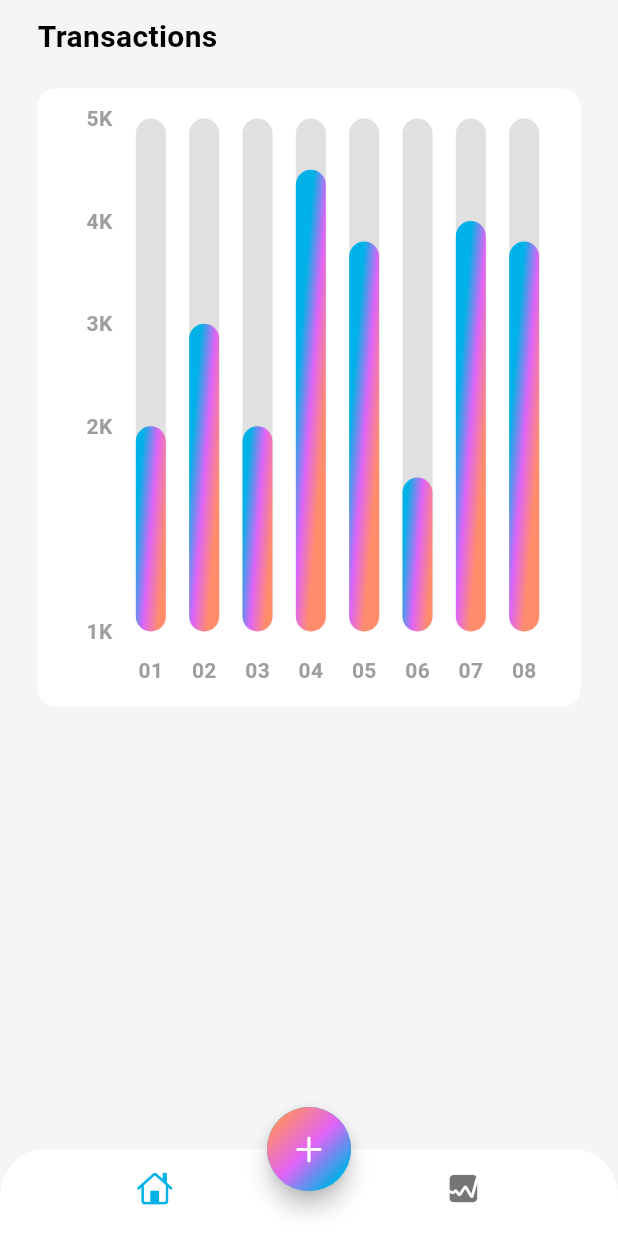
After one commit to W-Nyaguthii/namer-app, a Flutter app: the screen it shows after launch, item 2 of the bottom bar chosen, on a phone screen of 412 x 824 dp. The commit adds this screen. Run offline on Flutter 3.47's test engine with Material 3 defaults, Android fonts, the phone set to English and light mode, and no system bars; drawn by our look-alikes of fl_chart; our stand-ins replace font_awesome_flutter.

Commit message:
Added the transaction screen

```diff
--- a/lib/screens/home/views/home_screen.dart
+++ b/lib/screens/home/views/home_screen.dart
@@ -1,20 +1,34 @@
 import 'dart:math';
 import 'package:flutter/material.dart';
 import 'package:flutter/cupertino.dart';
+import 'package:namer_app/screens/stats/stats.dart';
 import 'main_screen.dart';
 
-class HomeScreen extends StatelessWidget {
+class HomeScreen extends StatefulWidget {
   const HomeScreen({super.key});
+
+  @override
+  State<HomeScreen> createState() => _HomeScreenState();
+}
+
+class _HomeScreenState extends State<HomeScreen> {
+  int index = 0;
+//late Color selectedItem = Colors.blue;
+  //Color unselectedItem = Colors.grey;
 
   @override
   Widget build(BuildContext context) {
     return Scaffold(
-      //appBar: AppBar(),
         bottomNavigationBar: ClipRRect(
           borderRadius: const BorderRadius.vertical(
             top: Radius.circular(30),
           ),
           child: BottomNavigationBar(
+            onTap: (value) {
+              setState(() {
+                index = value;
+              });
+            },
             backgroundColor: Colors.white,
             showSelectedLabels: false,
             showUnselectedLabels: false,
@@ -22,10 +36,12 @@ class HomeScreen extends StatelessWidget {
             items: const [
               BottomNavigationBarItem(
                 icon: Icon(CupertinoIcons.home),
+                //  color: index == 0 ? selectedItem : unselectedItem),
                 label: 'Home',
               ),
               BottomNavigationBarItem(
                 icon: Icon(CupertinoIcons.graph_square_fill),
+                //  color: index == 1 ? selectedItem : unselectedItem),
                 label: 'Stats',
               ),
             ],
@@ -54,7 +70,6 @@ class HomeScreen extends StatelessWidget {
             ),
           ),
         ),
-      body: const MainScreen(), // <-- Fixed: Added parentheses and semicolon
-    );
+        body: index == 0 ? MainScreen() : StatScreen());
   }
 }
--- /dev/null
+++ b/lib/screens/stats/chart.dart
@@ -0,0 +1,158 @@
+import 'dart:math';
+import 'package:fl_chart/fl_chart.dart';
+import 'package:flutter/material.dart';
+
+class MyChart extends StatefulWidget {
+  const MyChart({super.key});
+
+  @override
+  State<MyChart> createState() => _MyChartState();
+}
+
+class _MyChartState extends State<MyChart> {
+  @override
+  Widget build(BuildContext context) {
+    return BarChart(
+      mainBarData(),
+    );
+  }
+
+  BarChartGroupData makeGroupData(int x, double y) {
+    return BarChartGroupData(x: x, barRods: [
+      BarChartRodData(
+          toY: y,
+          gradient: LinearGradient(
+            colors: [
+              Theme.of(context).colorScheme.primary,
+              Theme.of(context).colorScheme.secondary,
+              Theme.of(context).colorScheme.tertiary,
+            ],
+            transform: const GradientRotation(pi / 40),
+          ),
+          width: 20,
+          backDrawRodData: BackgroundBarChartRodData(
+              show: true, toY: 5, color: Colors.grey.shade300))
+    ]);
+  }
+
+  List<BarChartGroupData> showingGroups() => List.generate(8, (i) {
+        switch (i) {
+          case 0:
+            return makeGroupData(0, 2);
+          case 1:
+            return makeGroupData(1, 3);
+          case 2:
+            return makeGroupData(2, 2);
+          case 3:
+            return makeGroupData(3, 4.5);
+          case 4:
+            return makeGroupData(4, 3.8);
+          case 5:
+            return makeGroupData(5, 1.5);
+          case 6:
+            return makeGroupData(6, 4);
+          case 7:
+            return makeGroupData(7, 3.8);
+          default:
+            return throw Error();
+        }
+      });
+
+  BarChartData mainBarData() {
+    return BarChartData(
+      titlesData: FlTitlesData(
+        show: true,
+        rightTitles:
+            const AxisTitles(sideTitles: SideTitles(showTitles: false)),
+        topTitles: const AxisTitles(sideTitles: SideTitles(showTitles: false)),
+        bottomTitles: AxisTitles(
+            sideTitles: SideTitles(
+          showTitles: true,
+          reservedSize: 38,
+          getTitlesWidget: getTiles,
+        )),
+        leftTitles: AxisTitles(
+          sideTitles: SideTitles(
+            showTitles: true,
+            reservedSize: 38,
+            getTitlesWidget: leftTitles,
+          ),
+        ),
+      ),
+      borderData: FlBorderData(show: false),
+      gridData: const FlGridData(show: false),
+      barGroups: showingGroups(),
+    );
+  }
+
+  Widget getTiles(double value, TitleMeta meta) {
+    const style = TextStyle(
+      color: Colors.grey,
+      fontWeight: FontWeight.bold,
+      fontSize: 14,
+    );
+    Widget text;
+
+    switch (value.toInt()) {
+      case 0:
+        text = const Text('01', style: style);
+        break;
+      case 1:
+        text = const Text('02', style: style);
+        break;
+      case 2:
+        text = const Text('03', style: style);
+        break;
+      case 3:
+        text = const Text('04', style: style);
+        break;
+      case 4:
+        text = const Text('05', style: style);
+        break;
+      case 5:
+        text = const Text('06', style: style);
+        break;
+      case 6:
+        text = const Text('07', style: style);
+        break;
+      case 7:
+        text = const Text('08', style: style);
+        break;
+      default:
+        text = const Text('', style: style);
+        break;
+    }
+    return SideTitleWidget(
+      axisSide: meta.axisSide,
+      space: 16,
+      child: text,
+    );
+  }
+
+  Widget leftTitles(double value, TitleMeta meta) {
+    const style = TextStyle(
+      color: Colors.grey,
+      fontWeight: FontWeight.bold,
+      fontSize: 14,
+    );
+    String text;
+    if (value == 0) {
+      text = '1K';
+    } else if (value == 2) {
+      text = '2K';
+    } else if (value == 3) {
+      text = '3K';
+    } else if (value == 4) {
+      text = '4K';
+    } else if (value == 5) {
+      text = '5K';
+    } else {
+      return Container();
+    }
+    return SideTitleWidget(
+      axisSide: meta.axisSide,
+      space: 0,
+      child: Text(text, style: style),
+    );
+  }
+}
--- /dev/null
+++ b/lib/screens/stats/stats.dart
@@ -0,0 +1,35 @@
+import 'package:flutter/material.dart';
+import 'package:namer_app/screens/stats/chart.dart';
+
+class StatScreen extends StatelessWidget {
+  const StatScreen({super.key});
+
+  @override
+  Widget build(BuildContext context) {
+    return SafeArea(
+      child: Padding(
+        padding: const EdgeInsets.symmetric(horizontal: 25.0, vertical: 10),
+        child: Column(
+          crossAxisAlignment: CrossAxisAlignment.start,
+          children: [
+            const Text(
+              'Transactions',
+              style: TextStyle(fontSize: 20, fontWeight: FontWeight.bold),
+            ),
+            const SizedBox(height: 20),
+            Container(
+                width: MediaQuery.of(context).size.width,
+                height: MediaQuery.of(context).size.width,
+                decoration: BoxDecoration(
+                    color: Colors.white,
+                    borderRadius: BorderRadius.circular(12)),
+                child: const Padding(
+                  padding: EdgeInsets.fromLTRB(12, 20, 12, 12),
+                  child: MyChart(),
+                ))
+          ],
+        ),
+      ),
+    );
+  }
+}
--- a/pubspec.yaml
+++ b/pubspec.yaml
@@ -35,6 +35,7 @@ dependencies:
   # Use with the CupertinoIcons class for iOS style icons.
   cupertino_icons: ^1.0.8
   font_awesome_flutter: ^10.6.0
+  fl_chart: ^0.66.0
 
 dev_dependencies:
   flutter_test:
```
Also changed, not shown: pubspec.lock. Lines whose indentation alone changed are shown as unchanged.
